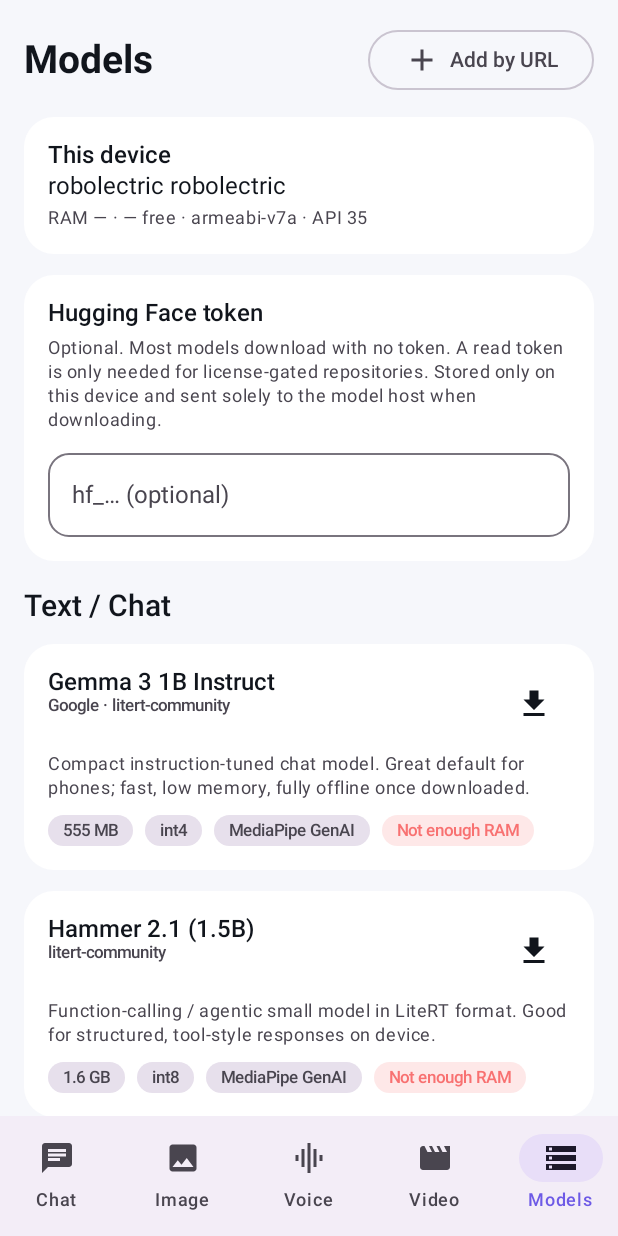
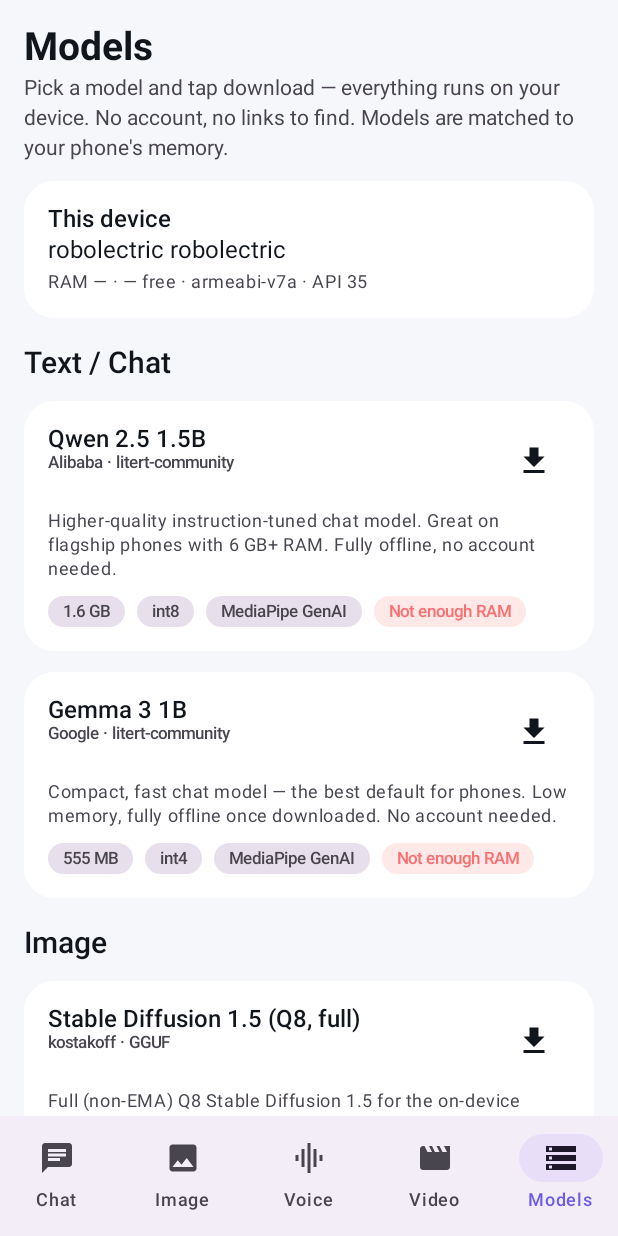
Before and after one commit to zigpommier-tech/AndroidCraft, an Android app built with Jetpack Compose: the screen it shows after launch (MainActivity), item 5 of the bottom bar chosen, on a phone screen of 412 x 824 dp. Run offline under Robolectric (Android 15) with nearby library versions, the phone set to English and light mode, and no system bars; libraries missing offline, so code that uses them is left out: ai.onnxruntime, com.google.mediapipe.tasks.

Commit message:
Curated one-tap model catalog matched to device RAM (no token, no URLs)
- Replace manual URL entry + Hugging Face token flow with a curated catalog of
  vetted, ungated, direct-download models (verified against Google's AI Edge
  Gallery allowlist and single-file GGUF repos).
- Chat: Gemma 3 1B (int4) + Qwen 2.5 1.5B (int8), no account required.
- Image: Stable Diffusion 1.5 Q8 GGUF (single-file) for the native engine —
  one tap to download and run.
- Models screen sorts each category by device-RAM fit and badges the best pick
  "Best for your device"; removes the token card and add-by-URL dialog.
- Image picker hides the ONNX engine unless its bundle is present; native
  engine picks the most recently downloaded model.

Co-Authored-By: Claude Opus 4.8 <noreply@anthropic.com>
Claude-Session: https://claude.ai/code/session_01PQL2UkPX1shJkQqSBrV8A7

```diff
--- a/app/src/main/java/com/androidcraft/studio/data/ModelCatalog.kt
+++ b/app/src/main/java/com/androidcraft/studio/data/ModelCatalog.kt
@@ -4,63 +4,47 @@ private const val GB = 1024L * 1024L * 1024L
 private const val MB = 1024L * 1024L
 
 /**
- * Curated catalog of models that run fully on-device.
+ * Curated catalog of models that run fully on-device and download directly in the app — no
+ * external links, no account, and no Hugging Face token required. Every entry is a vetted,
+ * ungated, single-file (or bundled) model, and the Models screen matches them to the device's RAM.
  *
- * Text models are LiteRT `.task` bundles that the MediaPipe GenAI runtime executes directly.
- * Some are gated on Hugging Face and require a personal access token (set it on the Models
- * screen); the download manager sends it as a bearer token when present.
+ * Text models are LiteRT `.task` bundles run by MediaPipe GenAI (the same ones Google's AI Edge
+ * Gallery ships). Image models are single-file GGUF weights run by the native stable-diffusion.cpp
+ * engine. All URLs resolve without authentication.
  */
 object ModelCatalog {
 
     val models: List<ModelSpec> = listOf(
-        // ---- Text / Chat (MediaPipe GenAI, LiteRT .task) ----
+        // ---- Text / Chat (MediaPipe GenAI, LiteRT .task, ungated) ----
         ModelSpec(
             id = "gemma3-1b-it-q4",
-            displayName = "Gemma 3 1B Instruct",
+            displayName = "Gemma 3 1B",
             publisher = "Google · litert-community",
             modality = Modality.TEXT,
             runtime = Runtime.MEDIAPIPE_LLM,
-            description = "Compact instruction-tuned chat model. Great default for phones; " +
-                "fast, low memory, fully offline once downloaded.",
+            description = "Compact, fast chat model — the best default for phones. Low memory, " +
+                "fully offline once downloaded. No account needed.",
             downloadUrl = "https://huggingface.co/litert-community/Gemma3-1B-IT/resolve/main/" +
                 "Gemma3-1B-IT_multi-prefill-seq_q4_ekv2048.task",
             fileName = "gemma3-1b-it-q4.task",
             approxBytes = 555L * MB,
             minRamBytes = 3L * GB,
             quantization = "int4",
-            gated = true,
         ),
         ModelSpec(
-            id = "hammer-2p1-1p5b",
-            displayName = "Hammer 2.1 (1.5B)",
-            publisher = "litert-community",
+            id = "qwen25-1p5b-q8",
+            displayName = "Qwen 2.5 1.5B",
+            publisher = "Alibaba · litert-community",
             modality = Modality.TEXT,
             runtime = Runtime.MEDIAPIPE_LLM,
-            description = "Function-calling / agentic small model in LiteRT format. " +
-                "Good for structured, tool-style responses on device.",
-            downloadUrl = "https://huggingface.co/litert-community/Hammer2.1-1.5b/resolve/main/" +
-                "Hammer2.1-1.5b_seq128_q8_ekv1280.task",
-            fileName = "hammer-2p1-1p5b-q8.task",
+            description = "Higher-quality instruction-tuned chat model. Great on flagship phones " +
+                "with 6 GB+ RAM. Fully offline, no account needed.",
+            downloadUrl = "https://huggingface.co/litert-community/Qwen2.5-1.5B-Instruct/resolve/" +
+                "main/Qwen2.5-1.5B-Instruct_multi-prefill-seq_q8_ekv1280.task",
+            fileName = "qwen25-1p5b-q8.task",
             approxBytes = 1600L * MB,
             minRamBytes = 4L * GB,
             quantization = "int8",
-            gated = false,
-        ),
-        ModelSpec(
-            id = "gemma3-1b-it-q8",
-            displayName = "Gemma 3 1B Instruct (int8)",
-            publisher = "Google · litert-community",
-            modality = Modality.TEXT,
-            runtime = Runtime.MEDIAPIPE_LLM,
-            description = "Higher-quality int8 build of Gemma 3 1B. Needs a bit more RAM " +
-                "than the int4 variant; strong quality on flagship devices.",
-            downloadUrl = "https://huggingface.co/litert-community/Gemma3-1B-IT/resolve/main/" +
-                "Gemma3-1B-IT_multi-prefill-seq_q8_ekv2048.task",
-            fileName = "gemma3-1b-it-q8.task",
-            approxBytes = 1050L * MB,
-            minRamBytes = 4L * GB,
-            quantization = "int8",
-            gated = true,
         ),
 
         // ---- Audio / Voice ----
@@ -71,48 +55,43 @@ object ModelCatalog {
             modality = Modality.AUDIO,
             runtime = Runtime.ANDROID_TTS,
             description = "Uses the on-device text-to-speech engine already installed on your " +
-                "phone (Samsung/Google). No download needed — synthesizes speech to a WAV file.",
+                "phone. No download needed — synthesizes speech to a WAV file.",
             downloadUrl = null,
             fileName = "",
             approxBytes = 0,
             minRamBytes = 0,
         ),
 
-        // ---- Image ----
+        // ---- Image (native stable-diffusion.cpp, single-file GGUF, ungated) ----
         ModelSpec(
-            id = "sd15-diffusion",
-            displayName = "Stable Diffusion 1.5",
-            publisher = "Runwayml · single-file",
+            id = "sd15-q8-emaonly",
+            displayName = "Stable Diffusion 1.5 (Q8)",
+            publisher = "second-state · GGUF",
             modality = Modality.IMAGE,
             runtime = Runtime.DIFFUSION,
-            description = "Full Stable Diffusion 1.5 weights for the on-device diffusion engine " +
-                "(stable-diffusion.cpp). Real text-to-image, fully offline. Large download; " +
-                "generation is CPU-bound so expect tens of seconds per image on a flagship. " +
-                "You can also add a smaller quantized GGUF via ‘Add by URL’.",
-            downloadUrl = "https://huggingface.co/stable-diffusion-v1-5/stable-diffusion-v1-5/" +
-                "resolve/main/v1-5-pruned-emaonly.safetensors",
-            fileName = "sd15.safetensors",
-            approxBytes = 4265L * MB,
-            minRamBytes = 6L * GB,
-            quantization = "fp16",
+            description = "Real text-to-image, fully offline via the on-device diffusion engine. " +
+                "Q8 quantized single file — best quality/size balance. One-tap download.",
+            downloadUrl = "https://huggingface.co/second-state/stable-diffusion-v1-5-GGUF/resolve/" +
+                "main/stable-diffusion-v1-5-pruned-emaonly-Q8_0.gguf",
+            fileName = "sd15-q8-emaonly.gguf",
+            approxBytes = 1700L * MB,
+            minRamBytes = 4L * GB,
+            quantization = "Q8_0",
         ),
         ModelSpec(
-            id = "sd15-onnx",
-            displayName = "Stable Diffusion 1.5 (ONNX)",
-            publisher = "ONNX Runtime bundle",
+            id = "sd15-q8-full",
+            displayName = "Stable Diffusion 1.5 (Q8, full)",
+            publisher = "kostakoff · GGUF",
             modality = Modality.IMAGE,
             runtime = Runtime.DIFFUSION,
-            description = "ONNX export of Stable Diffusion 1.5 (text encoder + UNet + VAE + " +
-                "tokenizer) for the ONNX Runtime engine. Downloaded as a .zip and extracted " +
-                "on-device. Large & experimental; if the link is unavailable, host your own " +
-                "Optimum ONNX export as sd15-onnx.zip.",
-            downloadUrl = "https://huggingface.co/runwayml/stable-diffusion-v1-5/resolve/main/onnx.zip",
-            fileName = "sd15-onnx.zip",
-            approxBytes = 3400L * MB,
-            minRamBytes = 6L * GB,
-            quantization = "fp32",
-            archive = true,
-            extractDir = "sd15-onnx",
+            description = "Full (non-EMA) Q8 Stable Diffusion 1.5 for the on-device diffusion " +
+                "engine. Slightly larger; alternative to the EMA build. One-tap download.",
+            downloadUrl = "https://huggingface.co/kostakoff/stable-diffusion-v1-5-GGUF/resolve/" +
+                "main/v1-5-pruned_Q8_0.gguf",
+            fileName = "sd15-q8-full.gguf",
+            approxBytes = 2000L * MB,
+            minRamBytes = 5L * GB,
+            quantization = "Q8_0",
         ),
         ModelSpec(
             id = "procedural-image",
@@ -120,9 +99,8 @@ object ModelCatalog {
             publisher = "AndroidCraft",
             modality = Modality.IMAGE,
             runtime = Runtime.BUILTIN,
-            description = "Bundled deterministic renderer that turns a prompt into abstract " +
-                "art on-device with zero download. Placeholder for a full diffusion pipeline " +
-                "(drop in Stable Diffusion LiteRT weights to enable photoreal generation).",
+            description = "Bundled deterministic renderer that turns a prompt into abstract art " +
+                "on-device with zero download — instant, always available.",
             downloadUrl = null,
             fileName = "",
             approxBytes = 0,
@@ -136,9 +114,9 @@ object ModelCatalog {
             publisher = "AndroidCraft",
             modality = Modality.VIDEO,
             runtime = Runtime.BUILTIN,
-            description = "Generates an animated, prompt-seeded motion clip on-device as a " +
-                "preview of the video pipeline. True on-device text-to-video is not yet " +
-                "practical on mobile hardware; this scaffolds the flow.",
+            description = "Generates an animated, prompt-seeded motion clip on-device and exports " +
+                "a real MP4. True on-device text-to-video isn't practical on phones yet; this " +
+                "scaffolds the flow.",
             downloadUrl = null,
             fileName = "",
             approxBytes = 0,
--- a/app/src/main/java/com/androidcraft/studio/engine/image/NativeDiffusionGenerator.kt
+++ b/app/src/main/java/com/androidcraft/studio/engine/image/NativeDiffusionGenerator.kt
@@ -19,9 +19,9 @@ class NativeDiffusionGenerator(private val modelsDir: File) : ImageGenerator {
 
     override val method = ImageMethod.NATIVE
 
-    private fun modelFile(): File? = modelsDir.listFiles()?.firstOrNull { f ->
-        f.isFile && (f.name.endsWith(".gguf", true) || f.name.endsWith(".safetensors", true))
-    }
+    private fun modelFile(): File? = modelsDir.listFiles()
+        ?.filter { f -> f.isFile && (f.name.endsWith(".gguf", true) || f.name.endsWith(".safetensors", true)) }
+        ?.maxByOrNull { it.lastModified() }
 
     override fun status(): GeneratorStatus = when {
         !libAvailable -> GeneratorStatus(
--- a/app/src/main/java/com/androidcraft/studio/ui/image/ImageViewModel.kt
+++ b/app/src/main/java/com/androidcraft/studio/ui/image/ImageViewModel.kt
@@ -41,11 +41,21 @@ class ImageViewModel(app: Application) : AndroidViewModel(app) {
     }
 
     fun refreshMethods() {
-        val methods = engine.generators().map { gen ->
-            val status = gen.status()
-            ImageMethodInfo(gen.method, status.available, status.hint)
+        val methods = engine.generators()
+            .map { gen ->
+                val status = gen.status()
+                ImageMethodInfo(gen.method, status.available, status.hint)
+            }
+            // Only surface the ONNX backend once a bundle is actually present, to keep the
+            // picker to engines the user can use right now.
+            .filter { it.method != ImageMethod.ONNX || it.available }
+        _state.update { current ->
+            val stillValid = methods.any { it.method == current.selected }
+            current.copy(
+                methods = methods,
+                selected = if (stillValid) current.selected else ImageMethod.PROCEDURAL,
+            )
         }
-        _state.update { it.copy(methods = methods) }
     }
 
     fun onPromptChange(value: String) = _state.update { it.copy(prompt = value) }
--- a/app/src/main/java/com/androidcraft/studio/ui/models/ModelsScreen.kt
+++ b/app/src/main/java/com/androidcraft/studio/ui/models/ModelsScreen.kt
@@ -6,32 +6,20 @@ import androidx.compose.foundation.layout.Row
 import androidx.compose.foundation.layout.fillMaxWidth
 import androidx.compose.foundation.layout.padding
 import androidx.compose.foundation.lazy.LazyColumn
-import androidx.compose.foundation.lazy.items
 import androidx.compose.foundation.shape.RoundedCornerShape
 import androidx.compose.material.icons.Icons
-import androidx.compose.material.icons.filled.Add
 import androidx.compose.material.icons.filled.CheckCircle
 import androidx.compose.material.icons.filled.Close
 import androidx.compose.material.icons.filled.Delete
 import androidx.compose.material.icons.filled.Download
-import androidx.compose.material3.AlertDialog
-import androidx.compose.material3.CircularProgressIndicator
-import androidx.compose.material3.ExperimentalMaterial3Api
-import androidx.compose.material3.FilterChip
 import androidx.compose.material3.Icon
 import androidx.compose.material3.IconButton
 import androidx.compose.material3.LinearProgressIndicator
 import androidx.compose.material3.MaterialTheme
-import androidx.compose.material3.OutlinedButton
-import androidx.compose.material3.OutlinedTextField
 import androidx.compose.material3.Surface
 import androidx.compose.material3.Text
-import androidx.compose.material3.TextButton
 import androidx.compose.runtime.Composable
 import androidx.compose.runtime.getValue
-import androidx.compose.runtime.mutableStateOf
-import androidx.compose.runtime.remember
-import androidx.compose.runtime.setValue
 import androidx.compose.ui.Alignment
 import androidx.compose.ui.Modifier
 import androidx.compose.ui.graphics.Color
@@ -42,30 +30,16 @@ import androidx.lifecycle.viewmodel.compose.viewModel
 import com.androidcraft.studio.core.CapabilityVerdict
 import com.androidcraft.studio.core.DeviceCapabilities
 import com.androidcraft.studio.data.DownloadState
-import com.androidcraft.studio.data.Modality
 import com.androidcraft.studio.data.ModelSpec
 import com.androidcraft.studio.ui.components.SectionCard
 import com.androidcraft.studio.ui.theme.CraftError
 import com.androidcraft.studio.ui.theme.CraftSuccess
 
-@OptIn(ExperimentalMaterial3Api::class)
 @Composable
 fun ModelsScreen(viewModel: ModelsViewModel = viewModel()) {
     val states by viewModel.downloadStates.collectAsStateWithLifecycle()
-    val token by viewModel.hfToken.collectAsStateWithLifecycle()
     val grouped by viewModel.grouped.collectAsStateWithLifecycle()
-
-    var showAddDialog by remember { mutableStateOf(false) }
-
-    if (showAddDialog) {
-        AddModelDialog(
-            onDismiss = { showAddDialog = false },
-            onConfirm = { name, url, modality ->
-                viewModel.addCustomModel(name, url, modality)
-                showAddDialog = false
-            },
-        )
-    }
+    val caps = viewModel.deviceCapabilities
 
     LazyColumn(
         modifier = Modifier.fillMaxWidth().padding(horizontal = 16.dp),
@@ -73,48 +47,32 @@ fun ModelsScreen(viewModel: ModelsViewModel = viewModel()) {
         contentPadding = androidx.compose.foundation.layout.PaddingValues(vertical = 16.dp),
     ) {
         item {
-            Row(
-                modifier = Modifier.fillMaxWidth(),
-                horizontalArrangement = Arrangement.SpaceBetween,
-                verticalAlignment = Alignment.CenterVertically,
-            ) {
-                Text(
-                    "Models",
-                    style = MaterialTheme.typography.headlineMedium,
-                    fontWeight = FontWeight.Bold,
-                )
-                OutlinedButton(onClick = { showAddDialog = true }) {
-                    Icon(Icons.Filled.Add, contentDescription = null)
-                    Text("  Add by URL")
-                }
-            }
+            Text("Models", style = MaterialTheme.typography.headlineMedium, fontWeight = FontWeight.Bold)
+            Text(
+                "Pick a model and tap download — everything runs on your device. No account, no " +
+                    "links to find. Models are matched to your phone's memory.",
+                style = MaterialTheme.typography.bodyMedium,
+                color = MaterialTheme.colorScheme.onSurfaceVariant,
+                modifier = Modifier.padding(top = 4.dp),
+            )
         }
 
-        item { DeviceCard(viewModel.deviceCapabilities) }
-
-        item {
-            SectionCard {
-                Text("Hugging Face token", style = MaterialTheme.typography.titleMedium, fontWeight = FontWeight.SemiBold)
-                Text(
-                    "Optional. Most models download with no token. A read token is only needed for " +
-                        "license-gated repositories. Stored only on this device and sent solely to the " +
-                        "model host when downloading.",
-                    style = MaterialTheme.typography.bodySmall,
-                    color = MaterialTheme.colorScheme.onSurfaceVariant,
-                    modifier = Modifier.padding(vertical = 6.dp),
-                )
-                OutlinedTextField(
-                    value = token,
-                    onValueChange = viewModel::onTokenChange,
-                    modifier = Modifier.fillMaxWidth(),
-                    label = { Text("hf_… (optional)") },
-                    singleLine = true,
-                    shape = RoundedCornerShape(14.dp),
-                )
-            }
-        }
+        item { DeviceCard(caps) }
 
         grouped.forEach { (modality, specs) ->
+            // Order by device fit (best first), largest-quality first; built-ins last.
+            val ordered = specs.sortedWith(
+                compareBy(
+                    { it.isBundled },
+                    { caps.canRun(it).ordinal },
+                    { -it.approxBytes },
+                ),
+            )
+            // Recommend the highest-quality downloadable model that still runs well.
+            val recommendedId = ordered.firstOrNull {
+                !it.isBundled && caps.canRun(it) == CapabilityVerdict.GOOD
+            }?.id
+
             item {
                 Text(
                     modality.label,
@@ -123,12 +81,13 @@ fun ModelsScreen(viewModel: ModelsViewModel = viewModel()) {
                     modifier = Modifier.padding(top = 4.dp),
                 )
             }
-            items(specs.size) { index ->
-                val spec = specs[index]
+            items(ordered.size) { index ->
+                val spec = ordered[index]
                 ModelCard(
                     spec = spec,
                     state = states[spec.id] ?: DownloadState.NotDownloaded,
-                    verdict = viewModel.deviceCapabilities.canRun(spec),
+                    verdict = caps.canRun(spec),
+                    recommended = spec.id == recommendedId,
                     onDownload = { viewModel.download(spec) },
                     onCancel = { viewModel.cancel(spec) },
                     onDelete = { viewModel.delete(spec) },
@@ -136,68 +95,6 @@ fun ModelsScreen(viewModel: ModelsViewModel = viewModel()) {
             }
         }
     }
-}
-
-@OptIn(ExperimentalMaterial3Api::class)
-@Composable
-private fun AddModelDialog(
-    onDismiss: () -> Unit,
-    onConfirm: (name: String, url: String, modality: Modality) -> Unit,
-) {
-    var name by remember { mutableStateOf("") }
-    var url by remember { mutableStateOf("") }
-    var modality by remember { mutableStateOf(Modality.TEXT) }
-    AlertDialog(
-        onDismissRequest = onDismiss,
-        title = { Text("Add a model by URL") },
-        text = {
-            Column(verticalArrangement = Arrangement.spacedBy(10.dp)) {
-                Row(horizontalArrangement = Arrangement.spacedBy(8.dp)) {
-                    FilterChip(
-                        selected = modality == Modality.TEXT,
-                        onClick = { modality = Modality.TEXT },
-                        label = { Text("Chat (.task)") },
-                    )
-                    FilterChip(
-                        selected = modality == Modality.IMAGE,
-                        onClick = { modality = Modality.IMAGE },
-                        label = { Text("Image (SD .gguf)") },
-                    )
-                }
-                Text(
-                    if (modality == Modality.TEXT) {
-                        "Direct link to a LiteRT .task chat model (e.g. a Hugging Face resolve URL)."
-                    } else {
-                        "Direct link to a Stable Diffusion .gguf/.safetensors model for the on-device " +
-                            "diffusion engine."
-                    },
-                    style = MaterialTheme.typography.bodySmall,
-                    color = MaterialTheme.colorScheme.onSurfaceVariant,
-                )
-                OutlinedTextField(
-                    value = name,
-                    onValueChange = { name = it },
-                    label = { Text("Name") },
-                    singleLine = true,
-                    modifier = Modifier.fillMaxWidth(),
-                )
-                OutlinedTextField(
-                    value = url,
-                    onValueChange = { url = it },
-                    label = { Text("Model URL") },
-                    singleLine = true,
-                    modifier = Modifier.fillMaxWidth(),
-                )
-            }
-        },
-        confirmButton = {
-            TextButton(
-                onClick = { onConfirm(name.ifBlank { "Custom model" }, url, modality) },
-                enabled = url.isNotBlank(),
-            ) { Text("Add") }
-        },
-        dismissButton = { TextButton(onClick = onDismiss) { Text("Cancel") } },
-    )
 }
 
 @Composable
@@ -220,6 +117,7 @@ private fun ModelCard(
     spec: ModelSpec,
     state: DownloadState,
     verdict: CapabilityVerdict,
+    recommended: Boolean,
     onDownload: () -> Unit,
     onCancel: () -> Unit,
     onDelete: () -> Unit,
@@ -231,7 +129,10 @@ private fun ModelCard(
             verticalAlignment = Alignment.Top,
         ) {
             Column(modifier = Modifier.weight(1f)) {
-                Text(spec.displayName, style = MaterialTheme.typography.titleMedium, fontWeight = FontWeight.SemiBold)
+                Row(verticalAlignment = Alignment.CenterVertically, horizontalArrangement = Arrangement.spacedBy(8.dp)) {
+                    Text(spec.displayName, style = MaterialTheme.typography.titleMedium, fontWeight = FontWeight.SemiBold)
+                    if (recommended) RecommendedBadge()
+                }
                 Text(
                     spec.publisher,
                     style = MaterialTheme.typography.labelSmall,
@@ -248,12 +149,9 @@ private fun ModelCard(
             modifier = Modifier.padding(top = 8.dp),
         )
 
-        Row(
-            modifier = Modifier.padding(top = 10.dp),
-            horizontalArrangement = Arrangement.spacedBy(8.dp),
-        ) {
+        Row(modifier = Modifier.padding(top = 10.dp), horizontalArrangement = Arrangement.spacedBy(8.dp)) {
             if (!spec.isBundled) {
-                MetaChip("${spec.approxSizeLabel()}")
+                MetaChip(spec.approxSizeLabel())
                 if (spec.quantization.isNotEmpty()) MetaChip(spec.quantization)
                 MetaChip(spec.runtime.label)
                 if (spec.minRamBytes > 0) VerdictChip(verdict)
@@ -265,10 +163,7 @@ private fun ModelCard(
 
         if (state is DownloadState.Downloading) {
             Column(modifier = Modifier.padding(top = 12.dp)) {
-                LinearProgressIndicator(
-                    progress = { state.fraction },
-                    modifier = Modifier.fillMaxWidth(),
-                )
+                LinearProgressIndicator(progress = { state.fraction }, modifier = Modifier.fillMaxWidth())
                 Text(
                     "${(state.fraction * 100).toInt()}%",
                     style = MaterialTheme.typography.labelSmall,
@@ -316,11 +211,21 @@ private fun ActionSlot(
 }
 
 @Composable
+private fun RecommendedBadge() {
+    Surface(color = CraftSuccess.copy(alpha = 0.18f), shape = RoundedCornerShape(50)) {
+        Text(
+            "Best for your device",
+            style = MaterialTheme.typography.labelSmall,
+            color = CraftSuccess,
+            fontWeight = FontWeight.SemiBold,
+            modifier = Modifier.padding(horizontal = 10.dp, vertical = 3.dp),
+        )
+    }
+}
+
+@Composable
 private fun MetaChip(text: String) {
-    Surface(
-        color = MaterialTheme.colorScheme.surfaceVariant,
-        shape = RoundedCornerShape(50),
-    ) {
+    Surface(color = MaterialTheme.colorScheme.surfaceVariant, shape = RoundedCornerShape(50)) {
         Text(
             text,
             style = MaterialTheme.typography.labelSmall,
```
Also changed, not shown: 1 other file.
